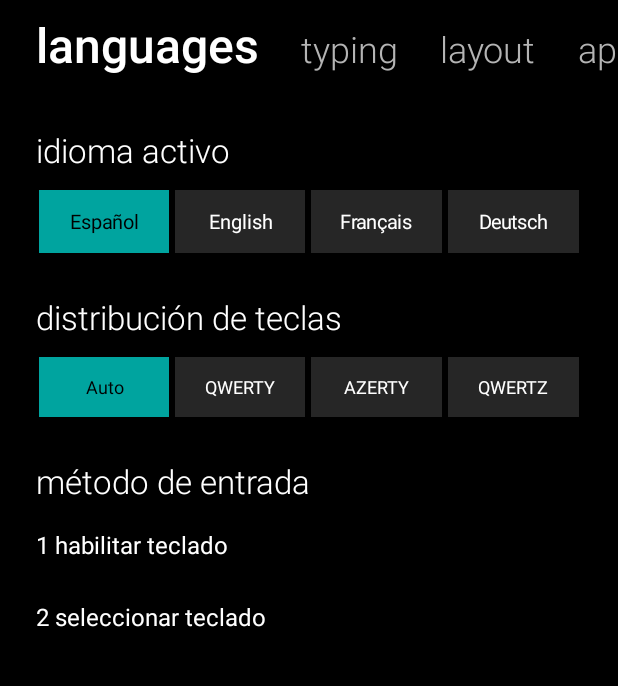
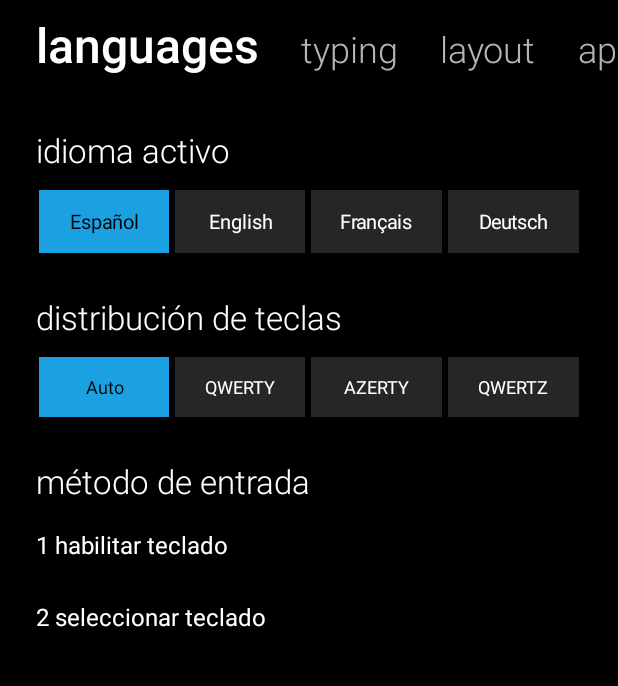
Before and after one commit to andresnader/MetroBoard, an Android app: the screen it shows after launch (SettingsActivity), on a phone screen of 412 x 824 dp, the part 51-737 px from its top. Run offline under Robolectric (Android 15) with nearby library versions, the phone set to English and light mode, and no system bars.

Commit message:
feat(design): apply the Windows Phone design deck: 20 official accents, flat clipboard icon, light status bar
The owner supplied the "Windows Phone Design" deck (BUILD 2013, 52 image-only slides). It is an
app-design guide: it says nothing about keyboards, so it informs the visual identity and the
Settings screen only. Full slide-by-slide analysis and the rule-by-rule comparison with
MetroBoard: docs/0.3/wp-design-guidelines-analysis.md (the PDF itself is not versioned).

Changes backed by it:
- Accent palette: the 20 WP8 accents with their exact hex (Lime #A4C400 ... Sienna #7A3B3F) in a
  5x4 grid, replacing 10 colours with Windows 10 values. The deck's RGB column has two typos
  (Pink, Yellow); the hex column matches the rendered swatches and is used. AccentPaletteTest (3).
- Default accent is now WP8 Cyan #1BA1E2 (the code comment claimed Lumia Cyan but the value was
  a stray 0xFF00A49F).
- Clipboard button: the colour emoji became a flat monochrome geometric glyph tinted like the keys,
  with a Spanish accessible name (was a hard-coded English "Clipboard").
- "Always check both themes": found and fixed the Settings status-bar icons being invisible on the
  light theme (dark system-bar icons when the theme is light).
- Removed an unused string left by the backup rework (lint back to 54 warnings, 0 errors).

Deliberately NOT changed (owner decisions, listed in the analysis): 8 pivot panels vs the deck's max
of 7, the test text field inside a pivot, and body text below the deck's 15 pt minimum.

226 unit tests (1 skipped by design), 39 instrumented tests pass on emulator-5554.

Co-Authored-By: Claude Sonnet 5.5 <noreply@anthropic.com>

```diff
--- a/app/src/main/java/com/metroboard/ime/settings/KeyboardPreferences.kt
+++ b/app/src/main/java/com/metroboard/ime/settings/KeyboardPreferences.kt
@@ -232,7 +232,7 @@ class KeyboardPreferences(val preferences: SharedPreferences) {
     }
 
     companion object {
-        const val DEFAULT_ACCENT_COLOR: Int = -16735073 // 0xFF00A4EF.toInt() Lumia Cyan
+        const val DEFAULT_ACCENT_COLOR: Int = 0xFF1BA1E2.toInt() // Windows Phone 8 "Cyan", the Lumia default (was a stray 0xFF00A49F mislabelled as 0xFF00A4EF)
         const val KEY_LEGACY_VIBRATION = "vibration"
         const val KEY_LEGACY_SOUND = "sound"
         const val KEY_LEGACY_SUGGESTIONS = "suggestions"
--- a/app/src/main/java/com/metroboard/ime/settings/SettingsActivity.kt
+++ b/app/src/main/java/com/metroboard/ime/settings/SettingsActivity.kt
@@ -80,6 +80,7 @@ class SettingsActivity : Activity() {
             }
         }
         setContentView(root)
+        syncSystemBarAppearance()
 
         // 1. App Subtitle
         val appTitle = TextView(this).apply {
@@ -735,6 +736,25 @@ class SettingsActivity : Activity() {
         }
     }
 
+    /** Light theme needs dark status/navigation icons; otherwise the clock and battery are white on white. */
+    private fun syncSystemBarAppearance() {
+        val light = !KeyboardColors.isDarkTheme
+        if (android.os.Build.VERSION.SDK_INT >= 30) {
+            val mask = android.view.WindowInsetsController.APPEARANCE_LIGHT_STATUS_BARS or
+                android.view.WindowInsetsController.APPEARANCE_LIGHT_NAVIGATION_BARS
+            window.insetsController?.setSystemBarsAppearance(if (light) mask else 0, mask)
+        } else {
+            @Suppress("DEPRECATION")
+            var flags = window.decorView.systemUiVisibility
+            val bits = if (android.os.Build.VERSION.SDK_INT >= 26)
+                android.view.View.SYSTEM_UI_FLAG_LIGHT_STATUS_BAR or android.view.View.SYSTEM_UI_FLAG_LIGHT_NAVIGATION_BAR
+            else android.view.View.SYSTEM_UI_FLAG_LIGHT_STATUS_BAR
+            flags = if (light) flags or bits else flags and bits.inv()
+            @Suppress("DEPRECATION")
+            window.decorView.systemUiVisibility = flags
+        }
+    }
+
     private fun label(resId: Int, size: Float, color: Int = KeyboardColors.foreground) = TextView(this).apply {
         setText(resId); textSize = size; setTextColor(color)
         setPadding(0, dp(12), 0, dp(4))
--- a/app/src/main/java/com/metroboard/ime/util/Views.kt
+++ b/app/src/main/java/com/metroboard/ime/util/Views.kt
@@ -45,17 +45,33 @@ object KeyboardColors {
 
     var accent: Int = Color.rgb(0, 164, 239)
 
+    /**
+     * The 20 Windows Phone 8 accent colours, names and hex taken from the "Windows Phone Design"
+     * deck (BUILD 2013, slide "Colors"). The deck's RGB column has two typos (Pink G, Yellow G);
+     * the hex column agrees with the rendered swatches and is the one used here.
+     * Plain ARGB literals (not Color.rgb) so the table can be unit-tested on the JVM.
+     */
     val LUMIA_PALETTE = listOf(
-        LumiaAccent("Blue", Color.rgb(0, 120, 215)),         // #0078D7
-        LumiaAccent("Cyan", Color.rgb(0, 164, 239)),         // #00A4EF
-        LumiaAccent("Teal", Color.rgb(0, 130, 114)),         // #008272
-        LumiaAccent("Green", Color.rgb(16, 124, 17)),        // #107C11
-        LumiaAccent("Lime", Color.rgb(186, 216, 10)),        // #BAD80A
-        LumiaAccent("Yellow", Color.rgb(255, 185, 0)),       // #FFB900
-        LumiaAccent("Orange", Color.rgb(247, 99, 12)),       // #F7630C
-        LumiaAccent("Red", Color.rgb(232, 17, 35)),          // #E81123
-        LumiaAccent("Magenta", Color.rgb(180, 0, 158)),      // #B4009E
-        LumiaAccent("Purple", Color.rgb(116, 77, 169)),      // #744DA9
+        LumiaAccent("Lime", 0xFFA4C400.toInt()),
+        LumiaAccent("Green", 0xFF60A917.toInt()),
+        LumiaAccent("Emerald", 0xFF008A00.toInt()),
+        LumiaAccent("Teal", 0xFF00ABA9.toInt()),
+        LumiaAccent("Cyan", 0xFF1BA1E2.toInt()),
+        LumiaAccent("Cobalt", 0xFF0050EF.toInt()),
+        LumiaAccent("Indigo", 0xFF6A00FF.toInt()),
+        LumiaAccent("Violet", 0xFFAA00FF.toInt()),
+        LumiaAccent("Pink", 0xFFF472D0.toInt()),
+        LumiaAccent("Magenta", 0xFFD80073.toInt()),
+        LumiaAccent("Crimson", 0xFFA20025.toInt()),
+        LumiaAccent("Red", 0xFFE51400.toInt()),
+        LumiaAccent("Orange", 0xFFFA6800.toInt()),
+        LumiaAccent("Amber", 0xFFF0A30A.toInt()),
+        LumiaAccent("Yellow", 0xFFD8C100.toInt()),
+        LumiaAccent("Brown", 0xFF825A2C.toInt()),
+        LumiaAccent("Olive", 0xFF6D8764.toInt()),
+        LumiaAccent("Steel", 0xFF647687.toInt()),
+        LumiaAccent("Mauve", 0xFF76608A.toInt()),
+        LumiaAccent("Sienna", 0xFF7A3B3F.toInt()),
     )
 
     fun keyBackground(
--- a/app/src/main/res/values/strings.xml
+++ b/app/src/main/res/values/strings.xml
@@ -105,11 +105,11 @@
     <string name="action_go">ir</string>
     <string name="action_send">enviar</string>
     <string name="settings_unavailable">Abre los ajustes de idioma y teclado del dispositivo.</string>
+    <string name="clipboard">Portapapeles</string>
     <string name="learn_words">Aprender palabras nuevas</string>
     <string name="backup_saved">Copia guardada</string>
     <string name="backup_failed">No se pudo guardar la copia</string>
     <string name="backup_imported">%1$d ajustes y %2$d palabras importadas</string>
-    <string name="settings_imported">Configuración importada correctamente</string>
     <string name="invalid_json">JSON inválido o incompatible</string>
     <string name="reset_done">Ajustes restablecidos por defecto</string>
 
```
Also changed, not shown: app/src/main/java/com/metroboard/ime/ui/KeyboardView.kt (+9 -8 lines), app/src/main/res/drawable/ic_clipboard.xml (added, +10 -0 lines), 6 other files.
